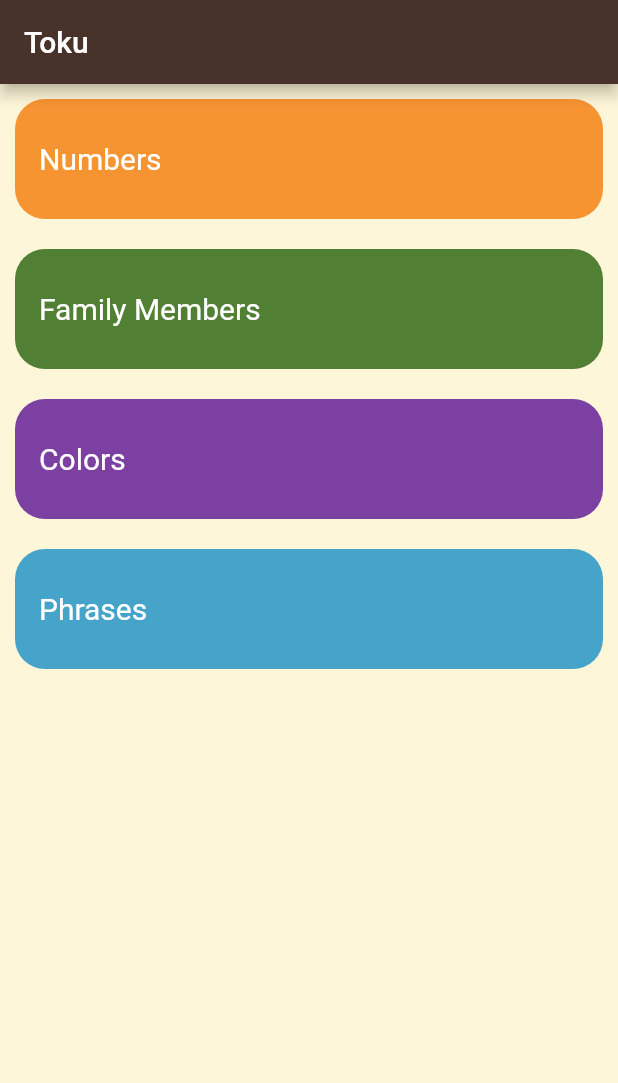
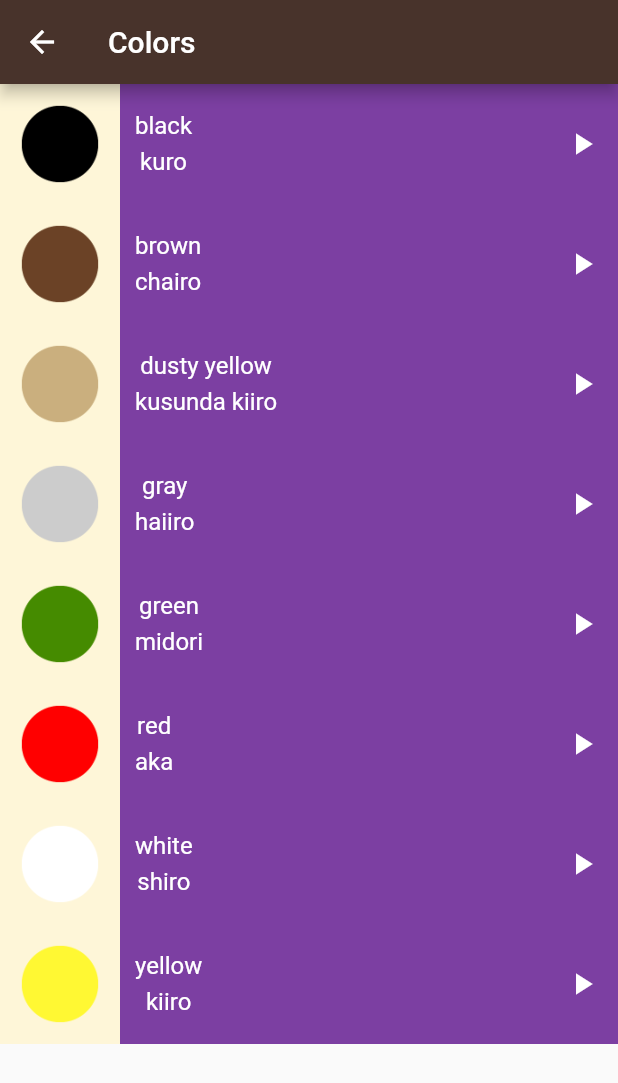
Before and after one commit to yshedid/toku_app, a Flutter app: the screen it shows after launch, after a tap on "Colors", on a phone screen of 412 x 824 dp. Shown: the top 1083 px of the screen. Run offline on Flutter 3.47's test engine with Material 2 defaults, Android fonts, the phone set to English and light mode, and no system bars; our stand-ins replace audioplayers.

Commit message:
finished [except phrases screen]

```diff
--- a/lib/component/modles.dart
+++ b/lib/component/modles.dart
@@ -41,4 +41,36 @@ class FamilyData
   static pathGet(int idx) =>_Path[idx];
   static soundGet(int idx) => _sound[idx];
 
+}class ColorData
+{
+  static final List _eWord = ["black","brown","dusty yellow","gray","green", "red","white", "yellow"];
+  static final List _jWord= ["kuro", "chairo", "kusunda kiiro", "haiiro", "midori", "aka", "shiro", "kiiro"];
+
+  static final List<String> _Path = [
+    "assets/images/colors/color_black.png",
+    "assets/images/colors/color_brown.png",
+    "assets/images/colors/color_dusty_yellow.png",
+    "assets/images/colors/color_gray.png",
+    "assets/images/colors/color_green.png",
+    "assets/images/colors/color_red.png",
+    "assets/images/colors/color_white.png",
+    "assets/images/colors/yellow.png",
+  ];
+
+  static final List<String> _sound = [
+    "sounds/colors/black.wav",
+    "sounds/colors/brown.wav",
+    "sounds/colors/dusty_yellow.wav",
+    "sounds/colors/gray.wav",
+    "sounds/colors/green.wav",
+    "sounds/colors/red.wav",
+    "sounds/colors/white.wav",
+    "sounds/colors/yellow.wav",
+  ];
+
+  static eNumGet(int idx) =>_eWord[idx];
+  static jNumGet(int idx) =>_jWord[idx];
+  static pathGet(int idx) =>_Path[idx];
+  static soundGet(int idx) => _sound[idx];
+
 }
--- /dev/null
+++ b/lib/screens/colors_screen.dart
@@ -0,0 +1,24 @@
+import 'package:flutter/material.dart';
+
+import '../component/modles.dart';
+import '../component/reusable_functions.dart';
+
+class ColorScreen extends StatelessWidget {
+  const ColorScreen({super.key});
+
+  @override
+  Widget build(BuildContext context) {
+    return Scaffold(
+        appBar: AppBar(
+          title: const Text("Colors"),
+          backgroundColor: const Color(0xff48332b),
+        ),
+        body: ListView.builder(
+          itemCount: 8,
+          itemBuilder:(context, index) {
+            return screenUi(image_path: ColorData.pathGet(index),
+                jtext: ColorData.eNumGet(index), etext: ColorData.jNumGet(index),
+                soundFileName: ColorData.soundGet(index), bgcolor: Color(0xff7c3fa2));
+          }, ));;
+  }
+}
--- a/lib/screens/familey_screen.dart
+++ b/lib/screens/familey_screen.dart
@@ -15,9 +15,9 @@ class FamilyScreen extends StatelessWidget {
         body: ListView.builder(
           itemCount: 10,
           itemBuilder:(context, index) {
-            return familyUi(image_path: FamilyData.pathGet(index),
+            return screenUi(image_path: FamilyData.pathGet(index),
                 jtext: FamilyData.eNumGet(index), etext: FamilyData.jNumGet(index),
-                soundFileName: FamilyData.soundGet(index));
+                soundFileName: FamilyData.soundGet(index), bgcolor: Color(0xff517f33));
           }, ));;
   }
 }
--- a/lib/screens/home_screen.dart
+++ b/lib/screens/home_screen.dart
@@ -1,4 +1,5 @@
 import 'package:flutter/material.dart';
+import 'package:toku_app/screens/colors_screen.dart';
 import 'package:toku_app/screens/familey_screen.dart';
 import 'package:toku_app/screens/numbers_screen.dart';
 import '../component/reusable_functions.dart';
@@ -11,25 +12,39 @@ class HomeScreen extends StatelessWidget {
     return Scaffold(
       backgroundColor: const Color(0xffFEF6D8),
       appBar: AppBar(
-        title: const Text(
-            "Toku"
-        ),
+        title: const Text("Toku"),
         backgroundColor: const Color(0xff48332b),
       ),
       body: Column(
         children: [
-          container_pic(text: "Numbers", color: Color(0xfff79432),function: (){Navigator.push(context
-              , MaterialPageRoute(builder: (context){
-                return NumbersScreen();
-              }));}),
-          container_pic(text: "Family Members", color: Color(0xff517f33), function: (){
-            Navigator.push(context, MaterialPageRoute(builder: (context){return FamilyScreen();}));
-          }),
-          container_pic(text: "Colors", color: Color(0xff7c3fa2), function: (){}),
-          container_pic(text: "Phrases", color: Color(0xff46a4ca), function: (){}),
-
+          container_pic(
+              text: "Numbers",
+              color: Color(0xfff79432),
+              function: () {
+                Navigator.push(context, MaterialPageRoute(builder: (context) {
+                  return NumbersScreen();
+                }));
+              }),
+          container_pic(
+              text: "Family Members",
+              color: Color(0xff517f33),
+              function: () {
+                Navigator.push(context, MaterialPageRoute(builder: (context) {
+                  return FamilyScreen();
+                }));
+              }),
+          container_pic(
+              text: "Colors",
+              color: Color(0xff7c3fa2),
+              function: () {
+                Navigator.push(context, MaterialPageRoute(builder: (ctx) {
+                  return ColorScreen();
+                }));
+              }),
+          container_pic(
+              text: "Phrases", color: Color(0xff46a4ca), function: () {}),
         ],
       ),
     );
   }
-  }
+}
--- a/pubspec.yaml
+++ b/pubspec.yaml
@@ -66,6 +66,7 @@ flutter:
     - assets/images/family_members/
     - assets/sounds/numbers/
     - assets/sounds/family_members/
+    - assets/sounds/colors/
 
   # An image asset can refer to one or more resolution-specific "variants", see
   # https://flutter.dev/assets-and-images/#resolution-aware
```
Also changed, not shown: lib/component/reusable_functions.dart (+35 -75 lines), lib/screens/numbers_screen.dart (+9 -5 lines), 2 other files.
